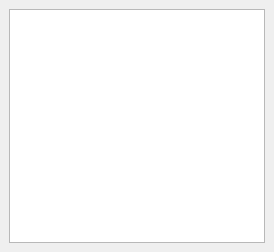
The window that mainwindow.ui (BirdBirdBoo/OOP_Lab4) describes before a commit, drawn with Qt 5.
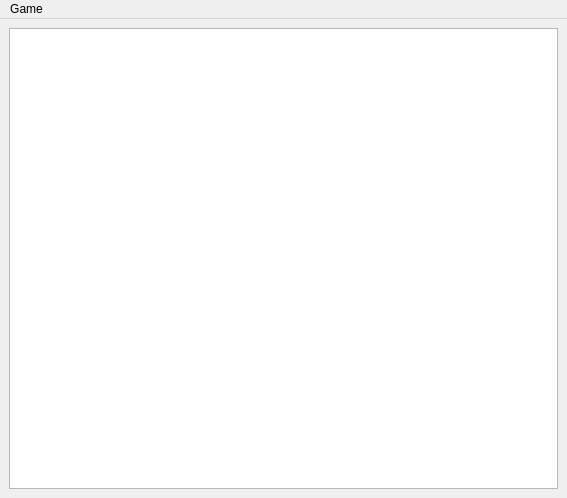
The same window after the commit.

Commit message: Enable platform-specific window size calculation

The edit to the form file:
```diff
--- a/mainwindow.ui
+++ b/mainwindow.ui
@@ -6,8 +6,8 @@
    <rect>
     <x>0</x>
     <y>0</y>
-    <width>274</width>
-    <height>252</height>
+    <width>567</width>
+    <height>498</height>
    </rect>
   </property>
   <property name="sizePolicy">
@@ -74,10 +74,16 @@
     <rect>
      <x>0</x>
      <y>0</y>
-     <width>274</width>
+     <width>567</width>
      <height>20</height>
     </rect>
    </property>
+   <widget class="QMenu" name="menuGame">
+    <property name="title">
+     <string>Game</string>
+    </property>
+   </widget>
+   <addaction name="menuGame"/>
   </widget>
  </widget>
  <resources/>
```
The commit also changes 1 other file.
